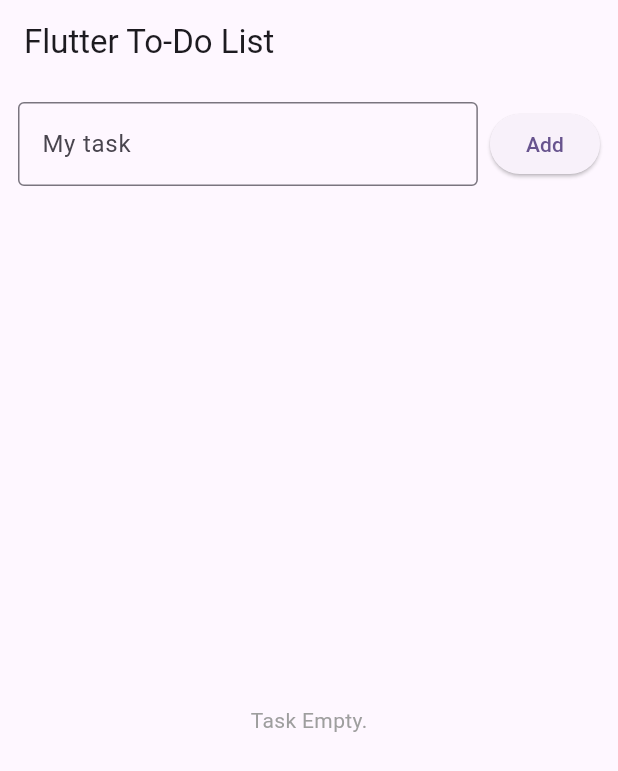
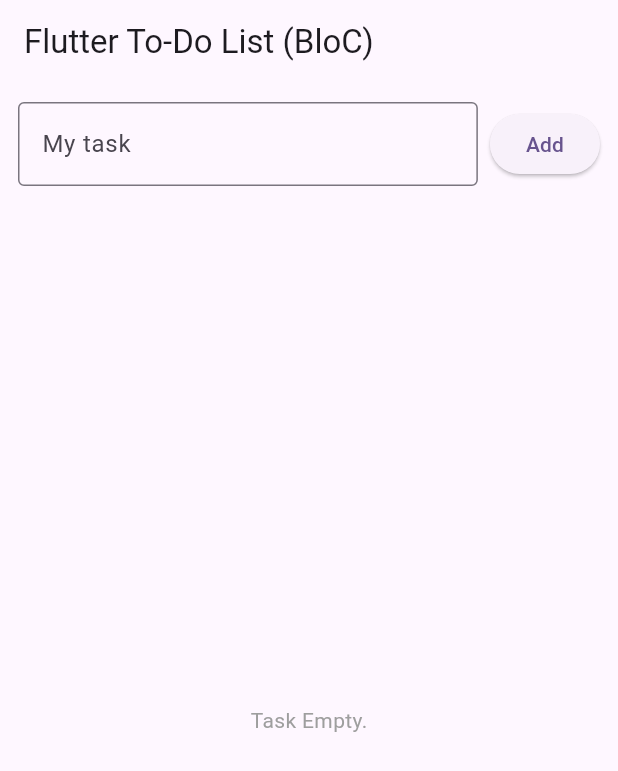
Before and after one commit to naixdevv/flutter-todo-bloc, a Flutter app: the screen it shows after launch, after a tap on "Add", on a phone screen of 412 x 824 dp. Shown: the top 771 px of the screen. Run offline on Flutter 3.47's test engine with Material 3 defaults, Android fonts, the phone set to English and light mode, and no system bars; our stand-ins replace equatable, flutter_bloc.

Commit message:
feat: add flutter_bloc and refactor using a bloc provider to manage the state

```diff
--- /dev/null
+++ b/devtools_options.yaml
@@ -0,0 +1,3 @@
+description: This file stores settings for Dart & Flutter DevTools.
+documentation: https://docs.flutter.dev/tools/devtools/extensions#configure-extension-enablement-states
+extensions:
--- /dev/null
+++ b/lib/blocs/todo_event.dart
@@ -0,0 +1,26 @@
+abstract class TodoEvent {}
+
+class AddTask extends TodoEvent {
+  final String title;
+  AddTask(this.title);
+}
+
+class ToggleTask extends TodoEvent {
+  final String id;
+  ToggleTask(this.id);
+}
+
+class EditTask extends TodoEvent {
+  final String id;
+  final String newTitle;
+  EditTask({required this.id, required this.newTitle});
+}
+
+class DeleteTask extends TodoEvent {
+  final String id;
+  DeleteTask(this.id);
+}
+
+class ClearAllTasks extends TodoEvent {
+
+}
--- /dev/null
+++ b/lib/blocs/todo_state.dart
@@ -0,0 +1,11 @@
+import '../models/task.dart';
+
+class TodoState {
+  final List<Task> tasks;
+
+  const TodoState({this.tasks = const []});
+
+  TodoState copyWith({List<Task>? tasks}) {
+    return TodoState(tasks: tasks ?? this.tasks);
+  }
+}
--- a/lib/main.dart
+++ b/lib/main.dart
@@ -1,4 +1,6 @@
 import 'package:flutter/material.dart';
+import 'package:flutter_bloc/flutter_bloc.dart';
+import 'blocs/todo_bloc.dart';
 import 'screens/home_screen.dart';
 
 void main() {
@@ -10,12 +12,15 @@ class MyApp extends StatelessWidget {
 
   @override
   Widget build(BuildContext context) {
-    return MaterialApp(
-      title: 'Flutter To-Do Bloc',
-      theme: ThemeData(
-        colorScheme: ColorScheme.fromSeed(seedColor: Colors.deepPurple),
+    return BlocProvider(
+      create: (_) => TodoBloc(),
+      child: MaterialApp(
+        title: 'Flutter To-Do Bloc',
+        theme: ThemeData(
+          colorScheme: ColorScheme.fromSeed(seedColor: Colors.deepPurple),
+        ),
+        home: const HomeScreen(),
       ),
-      home: const HomeScreen(),
     );
   }
 }
--- a/lib/models/task.dart
+++ b/lib/models/task.dart
@@ -1,10 +1,20 @@
-class Task {
+import 'package:equatable/equatable.dart';
+
+class Task extends Equatable {
+  final String id;
   final String title;
-  bool isDone;
+  final bool isDone;
 
-  Task({required this.title, this.isDone = false});
+  const Task({required this.id, required this.title, this.isDone = false});
 
-  void toggleDone() {
-    isDone = !isDone;
+  Task copyWith({String? title, bool? isDone}) {
+    return Task(
+      id: id,
+      title: title ?? this.title,
+      isDone: isDone ?? this.isDone
+    );
   }
+
+  @override
+  List<Object?> get props => [id, title, isDone];
 }
--- a/lib/screens/home_screen.dart
+++ b/lib/screens/home_screen.dart
@@ -1,114 +1,53 @@
 import 'package:flutter/material.dart';
-import '../models/task.dart';
+import 'package:flutter_bloc/flutter_bloc.dart';
+import '../blocs/todo_bloc.dart';
+import '../blocs/todo_event.dart';
+import '../blocs/todo_state.dart';
 
-class HomeScreen extends StatefulWidget {
+class HomeScreen extends StatelessWidget {
   const HomeScreen({super.key});
 
   @override
-  State<HomeScreen> createState() => _HomeScreenState();
-}
+  Widget build(BuildContext context) {
+    final controller = TextEditingController();
 
-class _HomeScreenState extends State<HomeScreen> {
-  final List<Task> _tasks = [];
-
-  final TextEditingController _controller = TextEditingController();
-
-  void _addTask(String title) {
-    setState(() {
-      _tasks.add(Task(title: title));
-    });
-    _controller.clear();
-  }
-
-  void _toggleTask(int index) {
-    setState(() {
-      _tasks[index].toggleDone();
-    });
-  }
-
-  void _deleteTask(int index) {
-    setState(() {
-      _tasks.removeAt(index);
-    });
-  }
-
-  void _clearAll() {
-    setState(() {
-      _tasks.clear();
-    });
-  }
-
-  void _editTask(int index) {
-    final TextEditingController editController = TextEditingController(
-      text: _tasks[index].title,
-    );
-
-    showDialog(
-      context: context,
-      builder: (_) => AlertDialog(
-        title: const Text('Edit Task'),
-        content: TextField(
-          controller: editController,
-          decoration: const InputDecoration(
-            labelText: 'New my task',
-            border: OutlineInputBorder(),
-          ),
-        ),
-        actions: [
-          TextButton(
-            child: const Text('Cancel'),
-            onPressed: () => Navigator.pop(context),
-          ),
-          ElevatedButton(
-            onPressed: () {
-              setState(() {
-                _tasks[index] = Task(
-                  title: editController.text,
-                  isDone: _tasks[index].isDone,
-                );
-              });
-              Navigator.pop(context);
-            },
-            child: const Text('Save'),
-          ),
-        ],
-      ),
-    );
-  }
-
-  @override
-  Widget build(BuildContext context) {
     return Scaffold(
       appBar: AppBar(
-        title: const Text('Flutter To-Do List'),
+        title: const Text('Flutter To-Do List (BloC)'),
         actions: [
-          if (_tasks.isNotEmpty)
-            IconButton(
-              onPressed: () {
-                showDialog(
-                  context: context,
-                  builder: (_) => AlertDialog(
-                    title: const Text('Confirm to delete all'),
-                    content: const Text('Are you sure delete all?'),
-                    actions: [
-                      TextButton(
-                        onPressed: () => Navigator.pop(context),
-                        child: const Text('Cancel'),
+          BlocBuilder<TodoBloc, TodoState>(
+            builder: (context, state) {
+              return Visibility(
+                visible: state.tasks.isNotEmpty,
+                child: IconButton(
+                  onPressed: () {
+                    showDialog(
+                      context: context,
+                      builder: (_) => AlertDialog(
+                        title: const Text('Confirm to delete all'),
+                        content: const Text('Are you sure delete all?'),
+                        actions: [
+                          TextButton(
+                            onPressed: () => Navigator.pop(context),
+                            child: const Text('Cancel'),
+                          ),
+                          ElevatedButton(
+                            onPressed: () {
+                              context.read<TodoBloc>().add(ClearAllTasks());
+                              Navigator.pop(context);
+                            },
+                            child: const Text('Delete All'),
+                          ),
+                        ],
                       ),
-                      ElevatedButton(
-                        onPressed: () {
-                          _clearAll();
-                          Navigator.pop(context);
-                        },
-                        child: const Text('Delete All'),
-                      ),
-                    ],
-                  ),
-                );
-              },
-              icon: const Icon(Icons.delete_forever),
-              tooltip: 'Delete All',
-            ),
+                    );
+                  },
+                  icon: const Icon(Icons.delete_forever),
+                  tooltip: 'Delete All',
+                ),
+              );
+            },
+          ),
         ],
       ),
       body: Column(
@@ -119,14 +58,15 @@ class _HomeScreenState extends State<HomeScreen> {
               children: [
                 Expanded(
                   child: TextField(
-                    controller: _controller,
+                    controller: controller,
                     decoration: const InputDecoration(
                       labelText: "My task",
                       border: OutlineInputBorder(),
                     ),
                     onSubmitted: (value) {
                       if (value.isNotEmpty) {
-                        _addTask(value);
+                        context.read<TodoBloc>().add(AddTask(value));
+                        controller.clear();
                       }
                     },
                   ),
@@ -134,8 +74,9 @@ class _HomeScreenState extends State<HomeScreen> {
                 const SizedBox(width: 8),
                 ElevatedButton(
                   onPressed: () {
-                    if (_controller.text.isNotEmpty) {
-                      _addTask(_controller.text);
+                    if (controller.text.isNotEmpty) {
+                      context.read<TodoBloc>().add(AddTask(controller.text));
+                      controller.clear();
                     }
                   },
                   child: Text('Add'),
@@ -144,47 +85,93 @@ class _HomeScreenState extends State<HomeScreen> {
             ),
           ),
           Expanded(
-            child: _tasks.isEmpty
-                ? const Center(
+            child: BlocBuilder<TodoBloc, TodoState>(
+              builder: (context, state) {
+                if (state.tasks.isEmpty) {
+                  return const Center(
                     child: Text(
                       'Task Empty.',
                       style: TextStyle(color: Colors.grey),
                     ),
-                  )
-                : ListView.builder(
-                    itemCount: _tasks.length,
-                    itemBuilder: (context, index) {
-                      final task = _tasks[index];
+                  );
+                }
 
-                      return ListTile(
-                        leading: Checkbox(
-                          value: task.isDone,
-                          onChanged: (_) => _toggleTask(index),
+                return ListView.builder(
+                  itemCount: state.tasks.length,
+                  itemBuilder: (context, index) {
+                    final task = state.tasks[index];
+
+                    return ListTile(
+                      leading: Checkbox(
+                        value: task.isDone,
+                        onChanged: (_) =>
+                            context.read<TodoBloc>().add(ToggleTask(task.id)),
+                      ),
+                      title: Text(
+                        task.title,
+                        style: TextStyle(
+                          decoration: task.isDone
+                              ? TextDecoration.lineThrough
+                              : TextDecoration.none,
                         ),
-                        title: Text(
-                          task.title,
-                          style: TextStyle(
-                            decoration: task.isDone
-                                ? TextDecoration.lineThrough
-                                : TextDecoration.none,
+                      ),
+                      trailing: Row(
+                        mainAxisSize: MainAxisSize.min,
+                        children: [
+                          IconButton(
+                            onPressed: () {
+                              final TextEditingController editController =
+                                  TextEditingController(
+                                    text: state.tasks[index].title,
+                                  );
+
+                              showDialog(
+                                context: context,
+                                builder: (_) => AlertDialog(
+                                  title: const Text('Edit Task'),
+                                  content: TextField(
+                                    controller: editController,
+                                    decoration: const InputDecoration(
+                                      labelText: 'New my task',
+                                      border: OutlineInputBorder(),
+                                    ),
+                                  ),
+                                  actions: [
+                                    TextButton(
+                                      child: const Text('Cancel'),
+                                      onPressed: () => Navigator.pop(context),
+                                    ),
+                                    ElevatedButton(
+                                      onPressed: () {
+                                        context.read<TodoBloc>().add(
+                                          EditTask(
+                                            id: task.id,
+                                            newTitle: editController.text,
+                                          ),
+                                        );
+                                        Navigator.pop(context);
+                                      },
+                                      child: const Text('Save'),
+                                    ),
+                                  ],
+                                ),
+                              );
+                            },
+                            icon: const Icon(Icons.edit, color: Colors.blue),
                           ),
-                        ),
-                        trailing: Row(
-                          mainAxisSize: MainAxisSize.min,
-                          children: [
-                            IconButton(
-                              onPressed: () => _editTask(index),
-                              icon: const Icon(Icons.edit, color: Colors.blue),
+                          IconButton(
+                            onPressed: () => context.read<TodoBloc>().add(
+                              DeleteTask(task.id),
                             ),
-                            IconButton(
-                              onPressed: () => _deleteTask(index),
-                              icon: const Icon(Icons.delete, color: Colors.red),
-                            ),
-                          ],
-                        ),
-                      );
-                    },
-                  ),
+                            icon: const Icon(Icons.delete, color: Colors.red),
+                          ),
+                        ],
+                      ),
+                    );
+                  },
+                );
+              },
+            ),
           ),
         ],
       ),
--- a/pubspec.yaml
+++ b/pubspec.yaml
@@ -34,6 +34,10 @@ dependencies:
   # The following adds the Cupertino Icons font to your application.
   # Use with the CupertinoIcons class for iOS style icons.
   cupertino_icons: ^1.0.8
+
+  flutter_bloc: ^9.0.0
+  equatable: ^2.0.5
+  uuid: ^4.4.2
 
 dev_dependencies:
   flutter_test:
```
Also changed, not shown: lib/blocs/todo_bloc.dart (added, +44 -0 lines), pubspec.lock.
